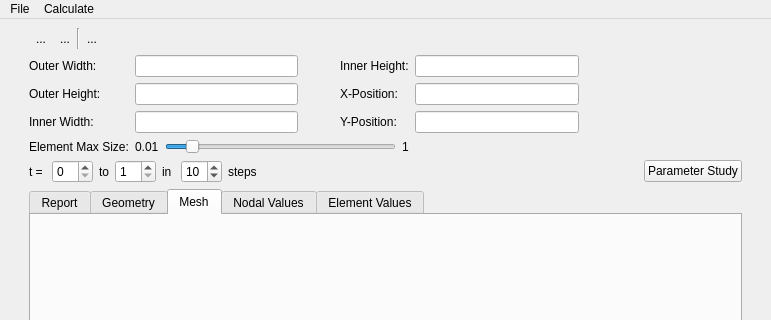
This is mainwindow.ui in samuelselleck/finite-element-heat-app as Qt 5 draws it before an edit; both pictures show x 0 to 771 and y 0 to 320 of the 771 by 606 pixel window. The edited form follows.
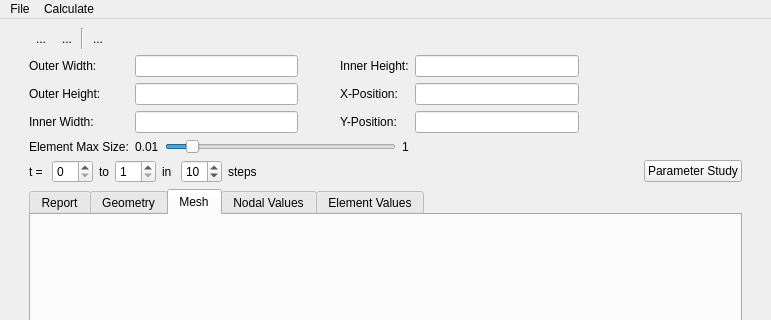
This is the edited form. Icons and pictures are not drawn.

Diff of the .ui file:
```diff
--- a/mainwindow.ui
+++ b/mainwindow.ui
@@ -26,7 +26,7 @@
       <item>
        <layout class="QHBoxLayout" name="horizontalLayout_2">
         <property name="spacing">
-         <number>0</number>
+         <number>2</number>
         </property>
         <item>
          <widget class="QToolButton" name="save_tool_button">
```
Left out of the diff: 11 changed lines with no effect on the pictures.
